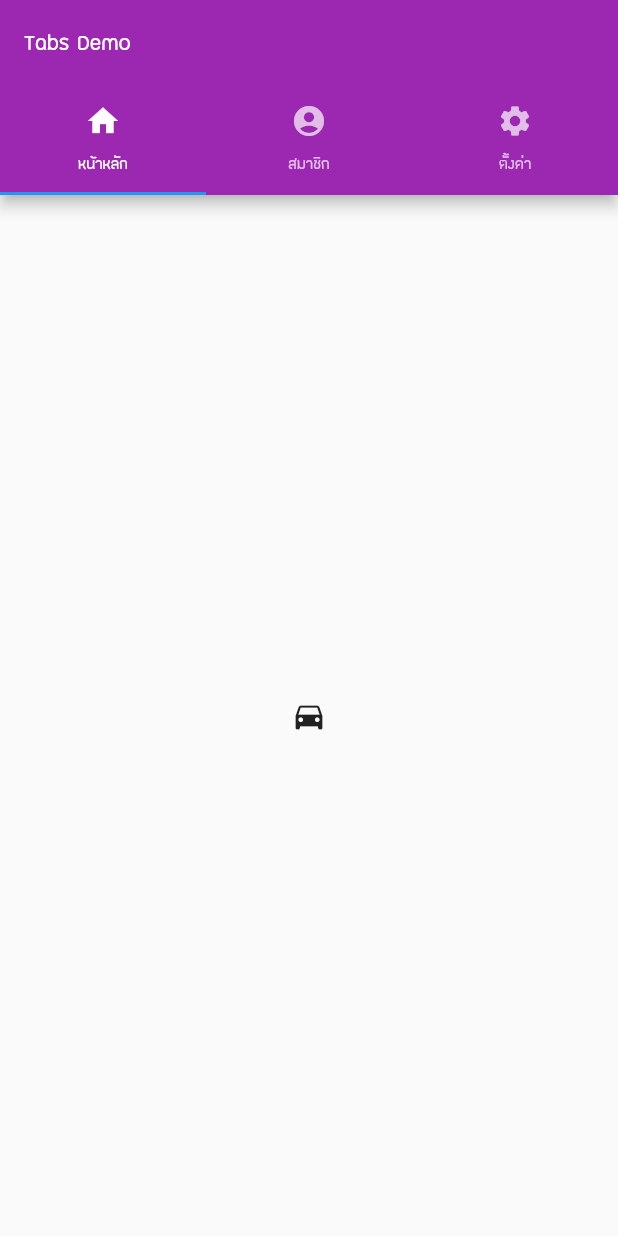
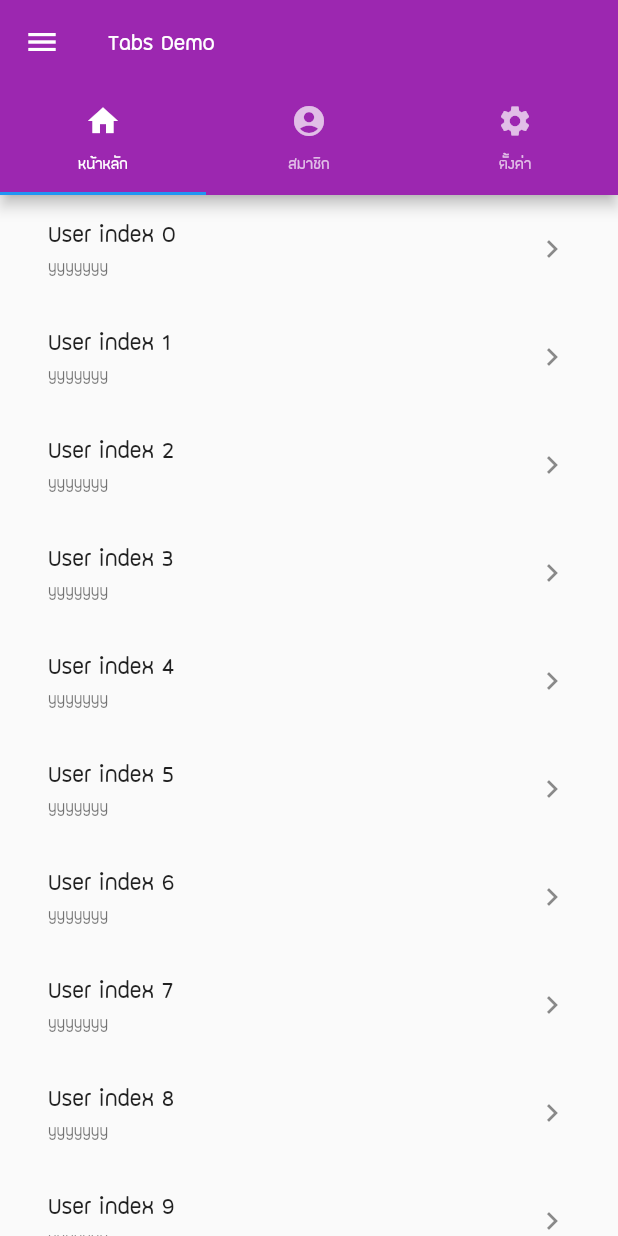
Before and after one commit to siteslave/flutter_basic_03, a Flutter app: the screen it shows after launch, on a phone screen of 412 x 824 dp. Run offline on Flutter 3.47's test engine with Material 2 defaults, Android fonts, the phone set to English and light mode, and no system bars.

Commit message:
add listview

```diff
--- a/lib/pages/tab_page.dart
+++ b/lib/pages/tab_page.dart
@@ -1,3 +1,8 @@
+import 'dart:io';
+import 'package:basic_widgets/pages/tabs/tab_account.dart';
+import 'package:basic_widgets/pages/tabs/tab_home.dart';
+import 'package:basic_widgets/pages/tabs/tab_setting.dart';
+import 'package:basic_widgets/pages/setting_page.dart';
 import 'package:flutter/material.dart';
 
 class TabPage extends StatefulWidget {
@@ -30,10 +35,52 @@ class _TabPageState extends State<TabPage> {
           ),
           body: TabBarView(
             children: [
-              Icon(Icons.directions_car),
-              Icon(Icons.directions_transit),
-              Icon(Icons.directions_bike),
+              TabHome(),
+              TabAccount(),
+              TabSetting(),
             ],
+          ),
+          drawer: Drawer(
+            child: ListView(
+              padding: EdgeInsets.zero,
+              children: <Widget>[
+                UserAccountsDrawerHeader(
+                  accountName: Text('Satit Rianpit'),
+                  accountEmail: Text('rianpit@gmail.com'),
+                  currentAccountPicture: CircleAvatar(
+                    backgroundImage: NetworkImage(
+                        'https://randomuser.me/api/portraits/med/women/2.jpg'),
+                  ),
+                ),
+                ListTile(
+                  leading: Icon(Icons.home),
+                  title: Text('หน้าหลัก'),
+                  onTap: () {},
+                ),
+                ListTile(
+                  leading: Icon(Icons.account_circle),
+                  title: Text('ข้อมูลสมาชิก'),
+                  onTap: () {
+                    Navigator.of(context).pop();
+                    Navigator.of(context).pushNamed('/account');
+                  },
+                ),
+                ListTile(
+                  leading: Icon(Icons.settings),
+                  title: Text('ตั้งค่าการใช้งาน'),
+                  onTap: () {
+                    Navigator.push(context,
+                        MaterialPageRoute(builder: (context) => SettingPage()));
+                  },
+                ),
+                Divider(),
+                ListTile(
+                  leading: Icon(Icons.exit_to_app),
+                  title: Text('ออกจากแอพลิเคชั่น'),
+                  onTap: () => exit(0),
+                ),
+              ],
+            ),
           ),
         ) // See the next step!
         );
--- /dev/null
+++ b/lib/pages/tabs/tab_home.dart
@@ -0,0 +1,27 @@
+import 'package:flutter/material.dart';
+
+class TabHome extends StatefulWidget {
+  @override
+  _TabHomeState createState() => _TabHomeState();
+}
+
+class _TabHomeState extends State<TabHome> {
+  @override
+  Widget build(BuildContext context) {
+    return ListView.builder(
+      itemBuilder: (BuildContext context, int index) {
+        return FlatButton(
+            onPressed: () {},
+            child: ListTile(
+              title: Text(
+                'User index $index',
+                style: TextStyle(fontSize: 20.5),
+              ),
+              subtitle: Text('yyyyyyy'),
+              trailing: Icon(Icons.keyboard_arrow_right),
+            ));
+      },
+      itemCount: 10,
+    );
+  }
+}
```
Also changed, not shown: lib/pages/tabs/tab_account.dart (added, +15 -0 lines), lib/pages/tabs/tab_setting.dart (added, +15 -0 lines).
